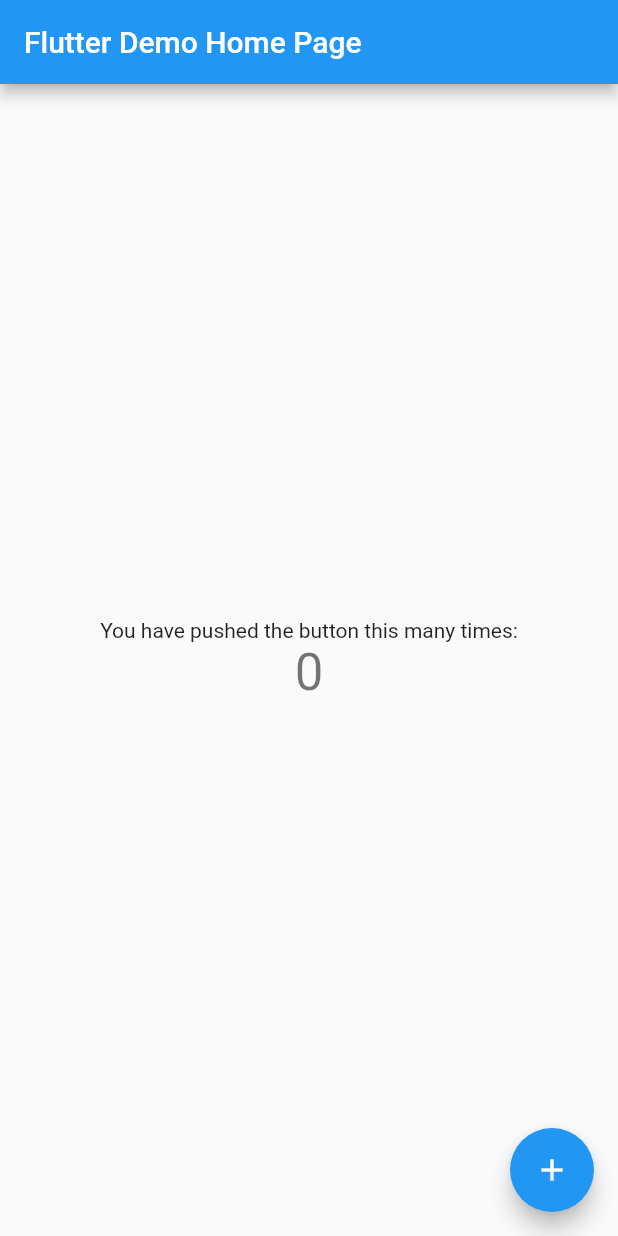
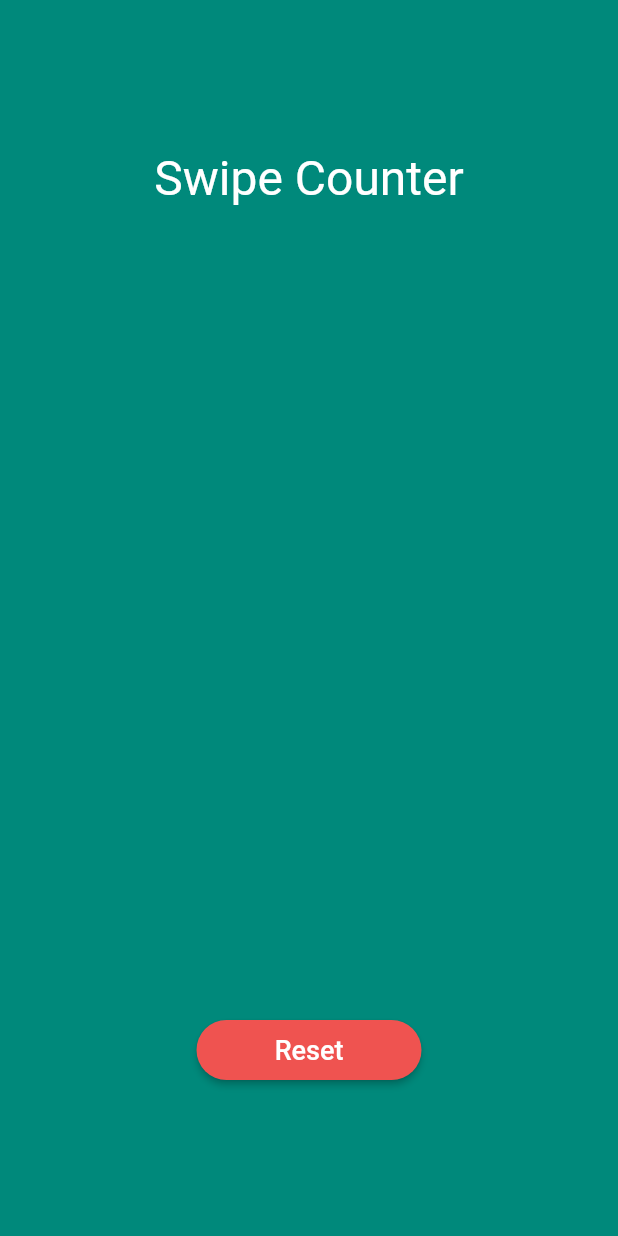
Before and after one commit to AlexanderTopchiy/swipe-counter, a Flutter app: the screen it shows after launch, on a phone screen of 412 x 824 dp. Run offline on Flutter 3.47's test engine with Material 2 defaults, Android fonts, the phone set to English and light mode, and no system bars.

Commit message:
Create main layout with background, title and button

```diff
--- a/lib/main.dart
+++ b/lib/main.dart
@@ -1,111 +1,13 @@
 import 'package:flutter/material.dart';
+import 'package:swipe_counter/ui/counter_screen.dart';
 
-void main() => runApp(MyApp());
+void main() => runApp(SwipeCounterApp());
 
-class MyApp extends StatelessWidget {
-  // This widget is the root of your application.
+class SwipeCounterApp extends StatelessWidget {
   @override
   Widget build(BuildContext context) {
     return MaterialApp(
-      title: 'Flutter Demo',
-      theme: ThemeData(
-        // This is the theme of your application.
-        //
-        // Try running your application with "flutter run". You'll see the
-        // application has a blue toolbar. Then, without quitting the app, try
-        // changing the primarySwatch below to Colors.green and then invoke
-        // "hot reload" (press "r" in the console where you ran "flutter run",
-        // or simply save your changes to "hot reload" in a Flutter IDE).
-        // Notice that the counter didn't reset back to zero; the application
-        // is not restarted.
-        primarySwatch: Colors.blue,
-      ),
-      home: MyHomePage(title: 'Flutter Demo Home Page'),
+      home: CounterScreen(),
     );
   }
 }
-
-class MyHomePage extends StatefulWidget {
-  MyHomePage({Key key, this.title}) : super(key: key);
-
-  // This widget is the home page of your application. It is stateful, meaning
-  // that it has a State object (defined below) that contains fields that affect
-  // how it looks.
-
-  // This class is the configuration for the state. It holds the values (in this
-  // case the title) provided by the parent (in this case the App widget) and
-  // used by the build method of the State. Fields in a Widget subclass are
-  // always marked "final".
-
-  final String title;
-
-  @override
-  _MyHomePageState createState() => _MyHomePageState();
-}
-
-class _MyHomePageState extends State<MyHomePage> {
-  int _counter = 0;
-
-  void _incrementCounter() {
-    setState(() {
-      // This call to setState tells the Flutter framework that something has
-      // changed in this State, which causes it to rerun the build method below
-      // so that the display can reflect the updated values. If we changed
-      // _counter without calling setState(), then the build method would not be
-      // called again, and so nothing would appear to happen.
-      _counter++;
-    });
-  }
-
-  @override
-  Widget build(BuildContext context) {
-    // This method is rerun every time setState is called, for instance as done
-    // by the _incrementCounter method above.
-    //
-    // The Flutter framework has been optimized to make rerunning build methods
-    // fast, so that you can just rebuild anything that needs updating rather
-    // than having to individually change instances of widgets.
-    return Scaffold(
-      appBar: AppBar(
-        // Here we take the value from the MyHomePage object that was created by
-        // the App.build method, and use it to set our appbar title.
-        title: Text(widget.title),
-      ),
-      body: Center(
-        // Center is a layout widget. It takes a single child and positions it
-        // in the middle of the parent.
-        child: Column(
-          // Column is also a layout widget. It takes a list of children and
-          // arranges them vertically. By default, it sizes itself to fit its
-          // children horizontally, and tries to be as tall as its parent.
-          //
-          // Invoke "debug painting" (press "p" in the console, choose the
-          // "Toggle Debug Paint" action from the Flutter Inspector in Android
-          // Studio, or the "Toggle Debug Paint" command in Visual Studio Code)
-          // to see the wireframe for each widget.
-          //
-          // Column has various properties to control how it sizes itself and
-          // how it positions its children. Here we use mainAxisAlignment to
-          // center the children vertically; the main axis here is the vertical
-          // axis because Columns are vertical (the cross axis would be
-          // horizontal).
-          mainAxisAlignment: MainAxisAlignment.center,
-          children: <Widget>[
-            Text(
-              'You have pushed the button this many times:',
-            ),
-            Text(
-              '$_counter',
-              style: Theme.of(context).textTheme.display1,
-            ),
-          ],
-        ),
-      ),
-      floatingActionButton: FloatingActionButton(
-        onPressed: _incrementCounter,
-        tooltip: 'Increment',
-        child: Icon(Icons.add),
-      ), // This trailing comma makes auto-formatting nicer for build methods.
-    );
-  }
-}
--- /dev/null
+++ b/lib/ui/counter_screen.dart
@@ -0,0 +1,51 @@
+import 'package:flutter/material.dart';
+
+class CounterScreen extends StatelessWidget {
+  @override
+  Widget build(BuildContext context) {
+    return Scaffold(
+      body: Stack(
+        children: <Widget>[
+          Container(color: Color.fromRGBO(0, 137, 123, 1)),
+          Align(
+            alignment: Alignment.topCenter,
+            child: Container(
+              margin: EdgeInsets.only(top: 100.0),
+              child: Text(
+                'Swipe Counter',
+                style: TextStyle(
+                  color: Colors.white,
+                  fontSize: 32.0,
+                ),
+              ),
+            ),
+          ),
+          Align(
+            alignment: Alignment.bottomCenter,
+            child: Container(
+              margin: EdgeInsets.only(bottom: 100.0),
+              child: ButtonTheme(
+                height: 40.0,
+                minWidth: 150.0,
+                shape: RoundedRectangleBorder(
+                  borderRadius: BorderRadius.circular(20.0)
+                ),
+                child: RaisedButton(
+                  color: Color.fromRGBO(239, 83, 80, 1),
+                  child: Text(
+                    'Reset',
+                    style: TextStyle(
+                        color: Colors.white,
+                        fontSize: 18.0
+                      ),
+                    ),
+                  onPressed: () {},
+                ),
+              ),
+            ),
+          ),
+        ],
+      ),
+    );
+  }
+}
```
Also changed, not shown: 1 other file.
